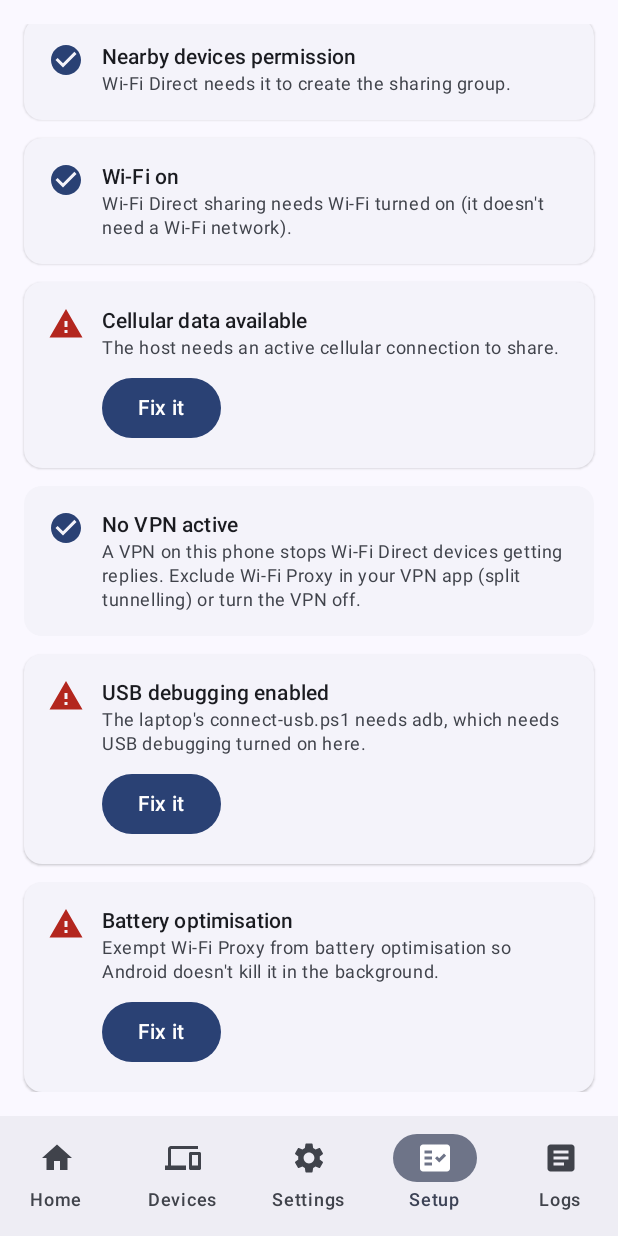
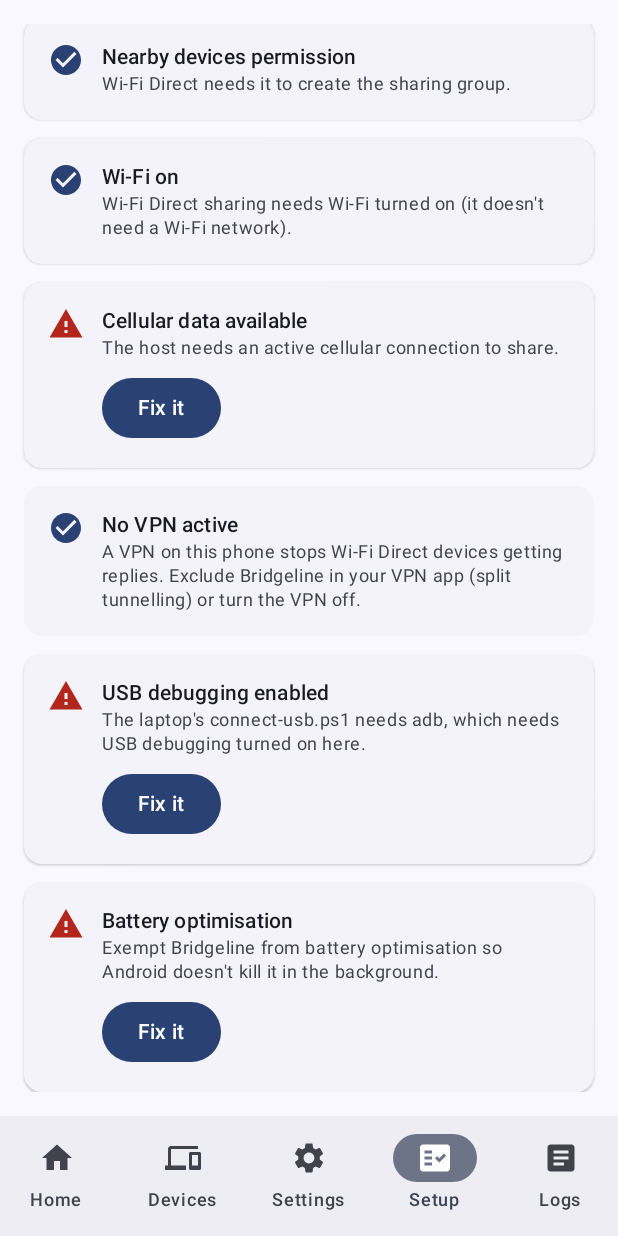
Before and after one commit to Mahtab-Labs-AI/bridgeline, an Android app built with Jetpack Compose: the AddDeviceScreen screen opened through its navigation route, item 4 of the bottom bar chosen, scrolled down 284 dp, on a phone screen of 412 x 824 dp. Run offline under Robolectric (Android 15) with nearby library versions, the phone set to English and light mode, and no system bars; pictures from the network do not load.

Commit message:
feat: rebrand the app as Bridgeline
Display label and every user-visible "Wi-Fi Proxy" string (Home title, VPN warning, battery/Samsung setup checks, iOS profile display name, laptop-kit README and the Download/ kit folder name) now say Bridgeline. applicationId/namespace (com.wifiproxy.app) and the Kotlin package names are unchanged, so this installs over existing installs; the notification channel name ("Sharing") and title ("Sharing mobile data") are also unchanged per the brief.

```diff
--- a/app/src/main/kotlin/com/wifiproxy/app/devices/AddDeviceScreen.kt
+++ b/app/src/main/kotlin/com/wifiproxy/app/devices/AddDeviceScreen.kt
@@ -590,7 +590,7 @@ private fun LaptopUsbCard(slot: SlotUi?) {
 
 /**
  * "Prepare laptop kit" (design spec §8a "Offline laptops: the Laptop kit" / plan Task 7): downloads
- * a verified `platform-tools` plus the bundled scripts to this phone's `Download/WiFiProxy-LaptopKit/`,
+ * a verified `platform-tools` plus the bundled scripts to this phone's `Download/Bridgeline-LaptopKit/`,
  * for a laptop with no internet of its own. Independent of demo/real mode and of the "Laptop (USB)"
  * slot above - it's a real download either way, so it's shown in both [DemoDevicesContent] and
  * [RealDevicesContent].
--- a/app/src/main/kotlin/com/wifiproxy/app/home/HomeScreen.kt
+++ b/app/src/main/kotlin/com/wifiproxy/app/home/HomeScreen.kt
@@ -65,7 +65,7 @@ fun HomeScreen(repository: SessionRepository, modifier: Modifier = Modifier, onS
             .padding(16.dp),
         verticalArrangement = Arrangement.spacedBy(16.dp),
     ) {
-        ScreenTitle(text = "Wi-Fi Proxy")
+        ScreenTitle(text = "Bridgeline")
 
         StatusCard(
             phase = session.phase,
@@ -214,7 +214,7 @@ private fun VpnWarning() {
             Icon(Icons.Filled.Warning, contentDescription = null)
             Spacer(modifier = Modifier.width(12.dp))
             Text(
-                text = "A VPN is on. Wi-Fi Direct devices won't get replies through it. Exclude Wi-Fi Proxy " +
+                text = "A VPN is on. Wi-Fi Direct devices won't get replies through it. Exclude Bridgeline " +
                     "in your VPN app (split tunnelling) or turn the VPN off.",
                 style = MaterialTheme.typography.bodyMedium,
             )
--- a/app/src/main/kotlin/com/wifiproxy/app/kit/LaptopKitBuilder.kt
+++ b/app/src/main/kotlin/com/wifiproxy/app/kit/LaptopKitBuilder.kt
@@ -25,7 +25,7 @@ private const val KEY_MEDIASTORE_IDS = "mediastore_ids"
 private const val REPO_BASE_URL = "https://dl.google.com/android/repository/"
 private const val INDEX_PRIMARY = "repository2-3.xml"
 private const val INDEX_FALLBACK = "repository2-1.xml"
-private const val KIT_RELATIVE_ROOT = "Download/WiFiProxy-LaptopKit"
+private const val KIT_RELATIVE_ROOT = "Download/Bridgeline-LaptopKit"
 private const val ASSETS_DIR = "laptop-kit"
 
 private const val CONNECT_TIMEOUT_MS = 15_000
@@ -37,7 +37,7 @@ private val BUNDLED_ASSET_FILES = listOf("connect-usb.ps1", "connect-usb.cmd", "
 /**
  * Builds the offline "Laptop kit" (design spec §8a, plan Task 7): fetches Google's SDK repository
  * index, downloads and verifies the stable Windows `platform-tools` archive, extracts it, and
- * writes it plus the bundled laptop scripts to `Download/WiFiProxy-LaptopKit/` via
+ * writes it plus the bundled laptop scripts to `Download/Bridgeline-LaptopKit/` via
  * `MediaStore.Downloads` - so a laptop with no internet of its own can get `adb` and the sharing
  * scripts over a USB **File transfer** copy.
  *
@@ -82,7 +82,7 @@ class LaptopKitBuilder(private val context: Context) {
             pendingUri = null
             persistIds(writtenIds)
 
-            val message = "Ready in Download/WiFiProxy-LaptopKit - copy it to the laptop over USB File transfer."
+            val message = "Ready in Download/Bridgeline-LaptopKit - copy it to the laptop over USB File transfer."
             progress(KitProgress.Ready(message))
             KitResult.Success(platformToolsCount + assetCount)
         } catch (e: CancellationException) {
@@ -176,7 +176,7 @@ class LaptopKitBuilder(private val context: Context) {
     // --- Extraction / MediaStore write ------------------------------------------------------------
 
     /** Extracts every file entry of [zipBytes] (a `platform-tools_*.zip` from the Android SDK
-     *  repository) to `Download/WiFiProxy-LaptopKit/<entry path>` via MediaStore, appending each
+     *  repository) to `Download/Bridgeline-LaptopKit/<entry path>` via MediaStore, appending each
      *  written row's id to [writtenIds]. Refuses the whole kit (throws) on a zip-slip entry,
      *  rather than silently dropping just that one file. */
     private suspend fun extractPlatformTools(
@@ -216,7 +216,7 @@ class LaptopKitBuilder(private val context: Context) {
         return count
     }
 
-    /** Writes [input] to `Download/WiFiProxy-LaptopKit/<segments>` via `MediaStore.Downloads`,
+    /** Writes [input] to `Download/Bridgeline-LaptopKit/<segments>` via `MediaStore.Downloads`,
      *  using the `IS_PENDING` dance so the file never appears half-written to other apps. Returns
      *  the inserted row's id. */
     private fun writeToDownloads(segments: List<String>, input: InputStream, onPending: (Uri?) -> Unit): Long {
--- a/app/src/main/kotlin/com/wifiproxy/app/session/FakeSessionRepository.kt
+++ b/app/src/main/kotlin/com/wifiproxy/app/session/FakeSessionRepository.kt
@@ -79,12 +79,12 @@ class FakeSessionRepository(
             ),
             SetupCheck(
                 title = "Battery optimisation",
-                detail = "Exempt Wi-Fi Proxy from battery optimisation so Android doesn't kill it in the background.",
+                detail = "Exempt Bridgeline from battery optimisation so Android doesn't kill it in the background.",
                 status = CheckStatus.ACTION_NEEDED,
             ),
             SetupCheck(
                 title = "Samsung: Never sleeping apps",
-                detail = "Add Wi-Fi Proxy to Never sleeping apps in Device care so One UI doesn't freeze it.",
+                detail = "Add Bridgeline to Never sleeping apps in Device care so One UI doesn't freeze it.",
                 status = CheckStatus.ACTION_NEEDED,
             ),
         ),
--- a/app/src/main/kotlin/com/wifiproxy/app/session/ServiceSessionRepository.kt
+++ b/app/src/main/kotlin/com/wifiproxy/app/session/ServiceSessionRepository.kt
@@ -180,7 +180,7 @@ class ServiceSessionRepository(
         watchVpn()
     }
 
-    /** Only VPNs that apply to this app are reported to it, so one that excludes Wi-Fi Proxy
+    /** Only VPNs that apply to this app are reported to it, so one that excludes Bridgeline
      *  (split tunnelling) never warns. Unregistered when [repositoryJob] ends - by [close], or by
      *  the activity scope it is a child of - so a recreated activity never leaks a callback. */
     private fun watchVpn() {
@@ -601,7 +601,7 @@ class ServiceSessionRepository(
         val vpn = _vpnActive.value
         return SetupCheck(
             title = "No VPN active",
-            detail = "A VPN on this phone stops Wi-Fi Direct devices getting replies. Exclude Wi-Fi Proxy " +
+            detail = "A VPN on this phone stops Wi-Fi Direct devices getting replies. Exclude Bridgeline " +
                 "in your VPN app (split tunnelling) or turn the VPN off.",
             status = if (vpn) CheckStatus.ACTION_NEEDED else CheckStatus.OK,
             fixIntent = if (vpn) Intent(Settings.ACTION_VPN_SETTINGS) else null,
@@ -623,7 +623,7 @@ class ServiceSessionRepository(
         val exempt = powerManager?.isIgnoringBatteryOptimizations(context.packageName) == true
         return SetupCheck(
             title = "Battery optimisation",
-            detail = "Exempt Wi-Fi Proxy from battery optimisation so Android doesn't kill it in the background.",
+            detail = "Exempt Bridgeline from battery optimisation so Android doesn't kill it in the background.",
             status = if (exempt) CheckStatus.OK else CheckStatus.ACTION_NEEDED,
             fixIntent = if (exempt) {
                 null
--- a/app/src/main/res/values/strings.xml
+++ b/app/src/main/res/values/strings.xml
@@ -1,4 +1,4 @@
 <?xml version="1.0" encoding="utf-8"?>
 <resources>
-    <string name="app_name">Wi-Fi Proxy</string>
+    <string name="app_name">Bridgeline</string>
 </resources>
--- a/proxy-core/src/main/kotlin/com/wifiproxy/core/content/MobileConfig.kt
+++ b/proxy-core/src/main/kotlin/com/wifiproxy/core/content/MobileConfig.kt
@@ -35,7 +35,7 @@ object MobileConfig {
             |<key>PayloadVersion</key><integer>1</integer>
             |<key>PayloadIdentifier</key><string>com.wifiproxy.profile.$profileUuid</string>
             |<key>PayloadUUID</key><string>$profileUuid</string>
-            |<key>PayloadDisplayName</key><string>Wi-Fi Proxy (${escape(ssid)})</string>
+            |<key>PayloadDisplayName</key><string>Bridgeline (${escape(ssid)})</string>
             |<key>PayloadRemovalDisallowed</key><false/>
             |</dict>
             |</plist>
```
Also changed, not shown: 1 other file.
